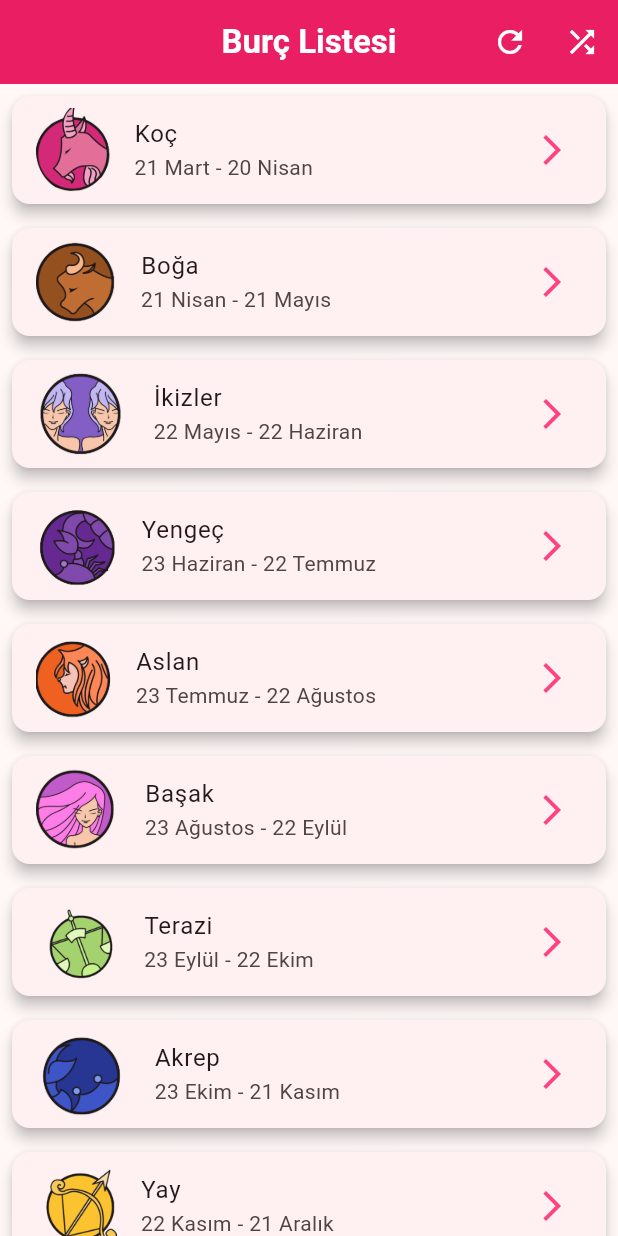
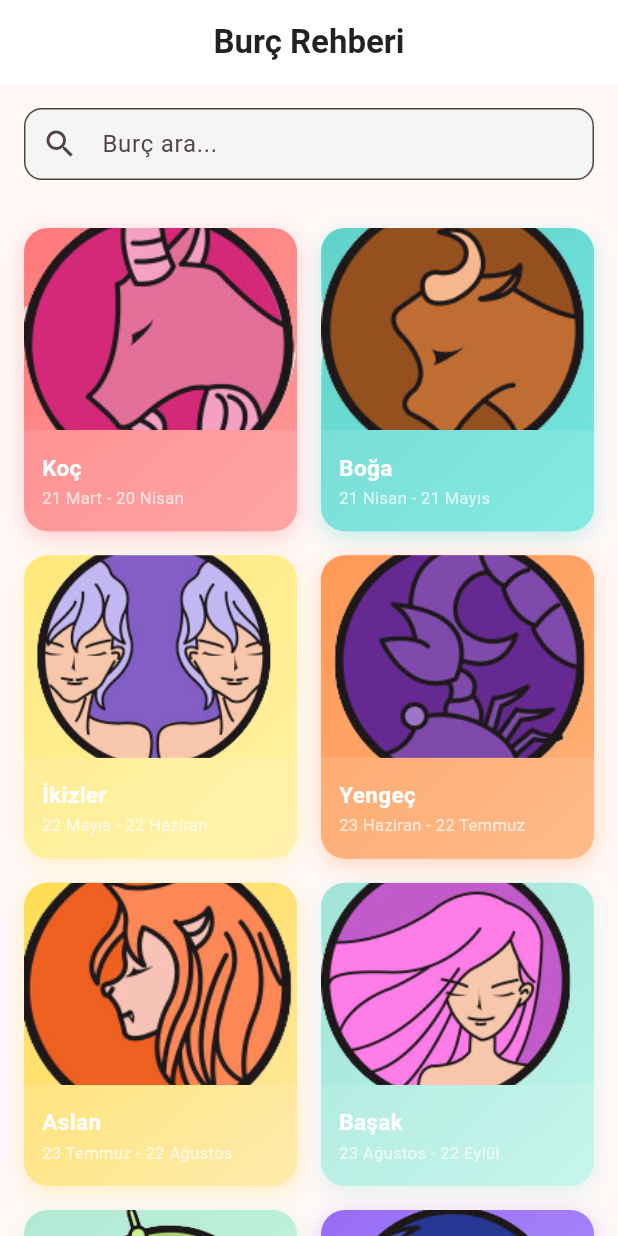
Before and after one commit to Erkan3034/Dart_Exercises, a Flutter app: the screen it shows after launch, on a phone screen of 412 x 824 dp. Run offline on Flutter 3.47's test engine with Material 3 defaults, Android fonts, the phone set to English and light mode, and no system bars; our stand-ins replace flutter_slidable, hive_flutter; accounts and stored records are empty.

Commit message:
feat: Refactor BurcDetay and BurcListesi for improved UI and functionality; add custom app bar and zodiac card components

```diff
--- /dev/null
+++ b/burc_uygulamasi/lib/app_theme_config.dart
@@ -0,0 +1,64 @@
+// theme/app_theme.dart - This file is part of the theme module
+import 'package:flutter/material.dart';
+
+class AppTheme {
+  static ThemeData lightTheme = ThemeData(
+    useMaterial3: true,
+    brightness: Brightness.light,
+    colorScheme: ColorScheme.fromSeed(
+      seedColor: Color(0xFFFF6B6B),
+      brightness: Brightness.light,
+    ),
+    appBarTheme: AppBarTheme(
+      centerTitle: true,
+      elevation: 0,
+      backgroundColor: Colors.white,
+      foregroundColor: Colors.black87,
+    ),
+    cardTheme: CardThemeData(
+      elevation: 0,
+      shape: RoundedRectangleBorder(
+        borderRadius: BorderRadius.circular(16),
+      ),
+    ),
+    inputDecorationTheme: InputDecorationTheme(
+      filled: true,
+      fillColor: Colors.grey[100],
+      border: OutlineInputBorder(
+        borderRadius: BorderRadius.circular(12),
+        borderSide: BorderSide.none,
+      ),
+      contentPadding: EdgeInsets.symmetric(horizontal: 16, vertical: 12),
+    ),
+  );
+
+  static ThemeData darkTheme = ThemeData(
+    useMaterial3: true,
+    brightness: Brightness.dark,
+    colorScheme: ColorScheme.fromSeed(
+      seedColor: Color(0xFFFF6B6B),
+      brightness: Brightness.dark,
+    ),
+    appBarTheme: AppBarTheme(
+      centerTitle: true,
+      elevation: 0,
+      backgroundColor: Color(0xFF1E1E1E),
+      foregroundColor: Colors.white,
+    ),
+    cardTheme: CardThemeData(
+      elevation: 0,
+      shape: RoundedRectangleBorder(
+        borderRadius: BorderRadius.circular(16),
+      ),
+    ),
+    inputDecorationTheme: InputDecorationTheme(
+      filled: true,
+      fillColor: Color(0xFF2A2A2A),
+      border: OutlineInputBorder(
+        borderRadius: BorderRadius.circular(12),
+        borderSide: BorderSide.none,
+      ),
+      contentPadding: EdgeInsets.symmetric(horizontal: 16, vertical: 12),
+    ),
+  );
+}
--- a/burc_uygulamasi/lib/burc_item.dart
+++ b/burc_uygulamasi/lib/burc_item.dart
@@ -2,31 +2,12 @@ import 'package:burc_uygulamasi/burc_detay.dart';
 import 'package:burc_uygulamasi/model/burc.dart';
 import 'package:flutter/material.dart';
 
-class BurcItem  extends StatelessWidget {
+class BurcItem extends StatelessWidget {
   final Burc listelenenBurc;
   const BurcItem({super.key, required this.listelenenBurc});
 
   @override
   Widget build(BuildContext context) {
-    return Padding(
-      padding: const EdgeInsets.all(4.0),
-      child: Card(
-        elevation: 4,
-        child: ListTile(
-          leading: Image.asset("images/${listelenenBurc.burcKucukResim}"),
-          title: Text(listelenenBurc.burcAdi),
-          subtitle: Text(listelenenBurc.burcTarihi),
-          onTap: () {
-            Navigator.push(context, MaterialPageRoute(builder: (context) => BurcDetay(secilenBurc: listelenenBurc)));
-          },
-          trailing: Icon(
-            Icons.arrow_forward_ios,
-            color: Colors.pinkAccent,
-          ),
-
-        ),
-      ),
-    );
+    return BurcDetay(secilenBurc: listelenenBurc);
   }
-
 }
--- a/burc_uygulamasi/lib/burc_listesi.dart
+++ b/burc_uygulamasi/lib/burc_listesi.dart
@@ -1,14 +1,47 @@
 import 'package:burc_uygulamasi/data/strings.dart';
 import 'package:burc_uygulamasi/model/burc.dart';
+import 'package:burc_uygulamasi/zodiac_card_widget.dart';
+import 'package:burc_uygulamasi/burc_detay.dart';
 import 'package:flutter/material.dart';
-import 'package:burc_uygulamasi/burc_item.dart';
 
-class BurcListesi extends StatelessWidget {
-  late List<Burc> tumBurclar; //late : sonradan deger atanacak demek
+class BurcListesi extends StatefulWidget {
+  const BurcListesi({super.key});
 
-  BurcListesi({super.key}) {
+  @override
+  State<BurcListesi> createState() => _BurcListesiState();
+}
+
+class _BurcListesiState extends State<BurcListesi> {
+  late List<Burc> tumBurclar;
+  late List<Burc> filtrelenmisler;
+  late TextEditingController _searchController;
+
+  @override
+  void initState() {
+    super.initState();
     tumBurclar = veriKaynaginiHazirla();
-    print(tumBurclar);
+    filtrelenmisler = tumBurclar;
+    _searchController = TextEditingController();
+    _searchController.addListener(_filtrele);
+  }
+
+  @override
+  void dispose() {
+    _searchController.dispose();
+    super.dispose();
+  }
+
+  void _filtrele() {
+    final query = _searchController.text.toLowerCase();
+    setState(() {
+      if (query.isEmpty) {
+        filtrelenmisler = tumBurclar;
+      } else {
+        filtrelenmisler = tumBurclar
+            .where((burc) => burc.burcAdi.toLowerCase().contains(query))
+            .toList();
+      }
+    });
   }
 
   @override
@@ -16,37 +49,71 @@ class BurcListesi extends StatelessWidget {
     return Scaffold(
       appBar: AppBar(
         title: Text(
-          "Burç Listesi",
-          style: TextStyle(color: Colors.white, fontWeight: FontWeight.bold),
+          "Burç Rehberi",
+          style: TextStyle(fontWeight: FontWeight.bold),
         ),
         centerTitle: true,
-        backgroundColor: Colors.pink,
-        actions: [
-          IconButton(
-            onPressed: () {
-              tumBurclar = veriKaynaginiHazirla();
-            },
-            icon: Icon(Icons.refresh, color: Colors.white),
+        elevation: 0,
+      ),
+      body: Column(
+        children: [
+          Padding(
+            padding: EdgeInsets.all(16),
+            child: TextField(
+              controller: _searchController,
+              decoration: InputDecoration(
+                hintText: 'Burç ara...',
+                prefixIcon: Icon(Icons.search),
+                suffixIcon: _searchController.text.isNotEmpty
+                    ? IconButton(
+                        icon: Icon(Icons.clear),
+                        onPressed: () {
+                          _searchController.clear();
+                        },
+                      )
+                    : null,
+                border: OutlineInputBorder(
+                  borderRadius: BorderRadius.circular(12),
+                ),
+              ),
+            ),
           ),
-          IconButton(
-            onPressed: () {
-              tumBurclar.shuffle();
-              showCustomDialog(context);
-            },
-            icon: Icon(Icons.shuffle, color: Colors.white),
+          Expanded(
+            child: filtrelenmisler.isEmpty
+                ? Center(
+                    child: Text('Burç bulunamadı'),
+                  )
+                : GridView.builder(
+                    padding: EdgeInsets.all(16),
+                    gridDelegate: SliverGridDelegateWithFixedCrossAxisCount(
+                      crossAxisCount: 2,
+                      crossAxisSpacing: 16,
+                      mainAxisSpacing: 16,
+                      childAspectRatio: 0.9,
+                    ),
+                    itemCount: filtrelenmisler.length,
+                    itemBuilder: (context, index) {
+                      final burc = filtrelenmisler[index];
+                      return ZodiacCard(
+                        burcAdi: burc.burcAdi,
+                        burcTarihi: burc.burcTarihi,
+                        resim: 'images/${burc.burcKucukResim}',
+                        colorKey: burc.colorKey,
+                        onTap: () {
+                          Navigator.push(
+                            context,
+                            MaterialPageRoute(
+                              builder: (context) => BurcDetay(
+                                secilenBurc: burc,
+                              ),
+                            ),
+                          );
+                        },
+                      );
+                    },
+                  ),
           ),
         ],
-      ),
-
-      body: Center(
-        child: ListView.builder(
-          itemCount: tumBurclar.length,
-          itemBuilder: (context, index) {
-            //index : o anki elemanin indexi , ccontext : o anki yapinin contexti
-            return BurcItem(listelenenBurc: tumBurclar[index]);
-          },
-          scrollDirection: Axis.vertical,
-        ),
       ),
     );
   }
@@ -57,10 +124,11 @@ class BurcListesi extends StatelessWidget {
       var burcAdi = Strings.BURC_ADLARI_GORUNEN[i];
       var burcTarihi = Strings.BURC_TARIHLERI[i];
       var burcDetayi = Strings.BURC_GENEL_OZELLIKLERI[i];
+      var colorKey = Strings.BURC_RENK_KEYLERI[i];
 
-        var burcKucukResim =
+      var burcKucukResim =
           ("${Strings.BURC_ADLARI[i].toLowerCase()}${i + 1}.png");
-        var burcBuyukResim =
+      var burcBuyukResim =
           ("${Strings.BURC_ADLARI[i].toLowerCase()}_buyuk${i + 1}.png");
 
       Burc eklenecekBurc = Burc(
@@ -69,29 +137,10 @@ class BurcListesi extends StatelessWidget {
         burcDetayi,
         burcKucukResim,
         burcBuyukResim,
+        colorKey,
       );
       gecici.add(eklenecekBurc);
     }
     return gecici;
   }
 }
-
-void showCustomDialog(BuildContext context) {
-  showDialog(
-    context: context,
-    builder: (context) {
-      return AlertDialog(
-        title: Text("Burçlar Karıştı"),
-        content: Text("Burçlar karıştırıldı ve yeni sıralama oluşturuldu."),
-        actions: [
-          TextButton(
-            onPressed: () {
-              Navigator.pop(context);
-            },
-            child: Text("Tamam"),
-          ),
-        ],
-      );
-    },
-  );
-}
--- a/burc_uygulamasi/lib/data/strings.dart
+++ b/burc_uygulamasi/lib/data/strings.dart
@@ -15,6 +15,22 @@ class Strings {
     "OGLAK",
     "KOVA",
     "BALIK"
+  ];
+
+  // Renk key'leri (zodiac_colors.dart ile eşleşmelidir)
+  static const List<String> BURC_RENK_KEYLERI = [
+    "koc",
+    "boga",
+    "ikizler",
+    "yengec",
+    "aslan",
+    "basak",
+    "terazi",
+    "akrep",
+    "yay",
+    "oglak",
+    "kova",
+    "balik"
   ];
 
   // Kullanıcıya gösterilecek metinler (Türkçe karakterli)
--- a/burc_uygulamasi/lib/main.dart
+++ b/burc_uygulamasi/lib/main.dart
@@ -1,22 +1,28 @@
 import 'package:burc_uygulamasi/burc_listesi.dart';
+import 'package:burc_uygulamasi/app_theme_config.dart';
 import 'package:flutter/material.dart';
 
 void main() {
   runApp(const MyApp());
 }
 
-class MyApp extends StatelessWidget {
+class MyApp extends StatefulWidget {
   const MyApp({super.key});
 
+  @override
+  State<MyApp> createState() => _MyAppState();
+}
+
+class _MyAppState extends State<MyApp> {
   @override
   Widget build(BuildContext context) {
     return MaterialApp(
       debugShowCheckedModeBanner: false,
-      theme:ThemeData(
-        colorScheme: ColorScheme.fromSeed(seedColor: Colors.pinkAccent)
-      ),
-      home:BurcListesi(),
-
+      title: 'Burç Rehberi',
+      theme: AppTheme.lightTheme,
+      darkTheme: AppTheme.darkTheme,
+      themeMode: ThemeMode.system,
+      home: BurcListesi(),
     );
   }
 }
--- a/burc_uygulamasi/lib/model/burc.dart
+++ b/burc_uygulamasi/lib/model/burc.dart
@@ -6,13 +6,15 @@ class Burc {
   final String _burcDetayi;
   final String _burcKucukResim;
   final String _burcBuyukResim;
+  final String _colorKey;
 
-  Burc( //constructor
+  Burc(
       this._burcAdi,
       this._burcTarihi,
       this._burcDetayi,
       this._burcKucukResim,
-      this._burcBuyukResim
+      this._burcBuyukResim,
+      this._colorKey
   );
 
 String get burcBuyukResim => this._burcBuyukResim;
@@ -20,6 +22,7 @@ String get burcKucukResim => this._burcKucukResim;
 String get burcAdi => this._burcAdi;
 String get burcTarihi => this._burcTarihi;
 String get burcDetayi => this._burcDetayi;
+String get colorKey => this._colorKey;
 
   @override
   String toString() {
--- /dev/null
+++ b/burc_uygulamasi/lib/zodiac_card_widget.dart
@@ -0,0 +1,138 @@
+// widgets/zodiac_card.dart - This file is part of the widgets module
+import 'package:flutter/material.dart';
+import 'package:burc_uygulamasi/zodiac_colors_theme.dart';
+
+class ZodiacCard extends StatefulWidget {
+  final String burcAdi;
+  final String burcTarihi;
+  final String resim;
+  final String colorKey;
+  final VoidCallback onTap;
+
+  const ZodiacCard({
+    required this.burcAdi,
+    required this.burcTarihi,
+    required this.resim,
+    required this.colorKey,
+    required this.onTap,
+  });
+
+  @override
+  State<ZodiacCard> createState() => _ZodiacCardState();
+}
+
+class _ZodiacCardState extends State<ZodiacCard>
+    with SingleTickerProviderStateMixin {
+  late AnimationController _controller;
+  late Animation<double> _scaleAnimation;
+
+  @override
+  void initState() {
+    super.initState();
+    _controller = AnimationController(
+      duration: Duration(milliseconds: 300),
+      vsync: this,
+    );
+    _scaleAnimation = Tween<double>(begin: 1.0, end: 0.95).animate(
+      CurvedAnimation(parent: _controller, curve: Curves.easeInOut),
+    );
+  }
+
+  @override
+  void dispose() {
+    _controller.dispose();
+    super.dispose();
+  }
+
+  @override
+  Widget build(BuildContext context) {
+    final gradient = ZodiacColors.getGradient(widget.colorKey);
+    final isDark = Theme.of(context).brightness == Brightness.dark;
+
+    return GestureDetector(
+      onTapDown: (_) => _controller.forward(),
+      onTapUp: (_) {
+        _controller.reverse();
+        widget.onTap();
+      },
+      onTapCancel: () => _controller.reverse(),
+      child: ScaleTransition(
+        scale: _scaleAnimation,
+        child: Container(
+          decoration: BoxDecoration(
+            borderRadius: BorderRadius.circular(16),
+            gradient: gradient,
+            boxShadow: [
+              BoxShadow(
+                color: gradient.colors[0].withOpacity(0.3),
+                blurRadius: 12,
+                offset: Offset(0, 4),
+              ),
+            ],
+          ),
+          child: ClipRRect(
+            borderRadius: BorderRadius.circular(16),
+            child: Column(
+              crossAxisAlignment: CrossAxisAlignment.start,
+              children: [
+                Expanded(
+                  flex: 2,
+                  child: Container(
+                    width: double.infinity,
+                    decoration: BoxDecoration(
+                      color: isDark
+                          ? Colors.black26
+                          : Colors.white.withOpacity(0.1),
+                    ),
+                    child: Image.asset(
+                      widget.resim,
+                      fit: BoxFit.cover,
+                    ),
+                  ),
+                ),
+                Expanded(
+                  child: Container(
+                    width: double.infinity,
+                    decoration: BoxDecoration(
+                      color: isDark
+                          ? Colors.black.withOpacity(0.4)
+                          : Colors.white.withOpacity(0.2),
+                    ),
+                    padding: EdgeInsets.symmetric(horizontal: 12, vertical: 6),
+                    child: Column(
+                      mainAxisSize: MainAxisSize.min,
+                      mainAxisAlignment: MainAxisAlignment.center,
+                      crossAxisAlignment: CrossAxisAlignment.start,
+                      children: [
+                        Text(
+                          widget.burcAdi,
+                          maxLines: 1,
+                          overflow: TextOverflow.ellipsis,
+                          style: TextStyle(
+                            color: Colors.white,
+                            fontSize: 15,
+                            fontWeight: FontWeight.bold,
+                          ),
+                        ),
+                        SizedBox(height: 2),
+                        Text(
+                          widget.burcTarihi,
+                          maxLines: 1,
+                          overflow: TextOverflow.ellipsis,
+                          style: TextStyle(
+                            color: Colors.white70,
+                            fontSize: 11,
+                          ),
+                        ),
+                      ],
+                    ),
+                  ),
+                ),
+              ],
+            ),
+          ),
+        ),
+      ),
+    );
+  }
+}
--- /dev/null
+++ b/burc_uygulamasi/lib/zodiac_colors_theme.dart
@@ -0,0 +1,52 @@
+// theme/zodiac_colors.dart - This file is part of the theme module
+import 'package:flutter/material.dart';
+
+class ZodiacColors {
+  static const Map<String, Color> primaryColors = {
+    'koc': Color(0xFFFF6B6B),
+    'boga': Color(0xFF4ECDC4),
+    'ikizler': Color(0xFFFFE66D),
+    'yengec': Color(0xFFFF8C42),
+    'aslan': Color(0xFFFFD93D),
+    'basak': Color(0xFF95E1D3),
+    'terazi': Color(0xFFA8E6CF),
+    'akrep': Color(0xFF8B5CF6),
+    'yay': Color(0xFF9B59B6),
+    'oglak': Color(0xFF2C3E50),
+    'kova': Color(0xFF3498DB),
+    'balik': Color(0xFF1ABC9C),
+  };
+
+  static const Map<String, Color> accentColors = {
+    'koc': Color(0xFFFF8E8E),
+    'boga': Color(0xFF66E5DB),
+    'ikizler': Color(0xFFFFF099),
+    'yengec': Color(0xFFFFAA6B),
+    'aslan': Color(0xFFFFE699),
+    'basak': Color(0xFFB8F3E8),
+    'terazi': Color(0xFFC4F7E0),
+    'akrep': Color(0xFFA78BFA),
+    'yay': Color(0xFFBB86FC),
+    'oglak': Color(0xFF546E7A),
+    'kova': Color(0xFF64B5F6),
+    'balik': Color(0xFF4ECDC4),
+  };
+
+  static Color getPrimaryColor(String zodiacName) {
+    return primaryColors[zodiacName] ?? Color(0xFFFFB6C1);
+  }
+
+  static Color getAccentColor(String zodiacName) {
+    return accentColors[zodiacName] ?? Color(0xFFFFD1DC);
+  }
+
+  static LinearGradient getGradient(String zodiacName) {
+    final primary = getPrimaryColor(zodiacName);
+    final accent = getAccentColor(zodiacName);
+    return LinearGradient(
+      begin: Alignment.topLeft,
+      end: Alignment.bottomRight,
+      colors: [primary, accent],
+    );
+  }
+}
--- a/burc_uygulamasi/pubspec.yaml
+++ b/burc_uygulamasi/pubspec.yaml
@@ -1,5 +1,5 @@
 name: burc_uygulamasi
-description: "A new Flutter project."
+description: "Burç Uygulaması"
 publish_to: 'none'
 version: 0.1.0+1
 
```
Also changed, not shown: burc_uygulamasi/lib/STRUCTURE.dart (added, +31 -0 lines), burc_uygulamasi/lib/burc_detay.dart (+124 -38 lines), burc_uygulamasi/lib/custom_app_bar_widget.dart (added, +66 -0 lines).
